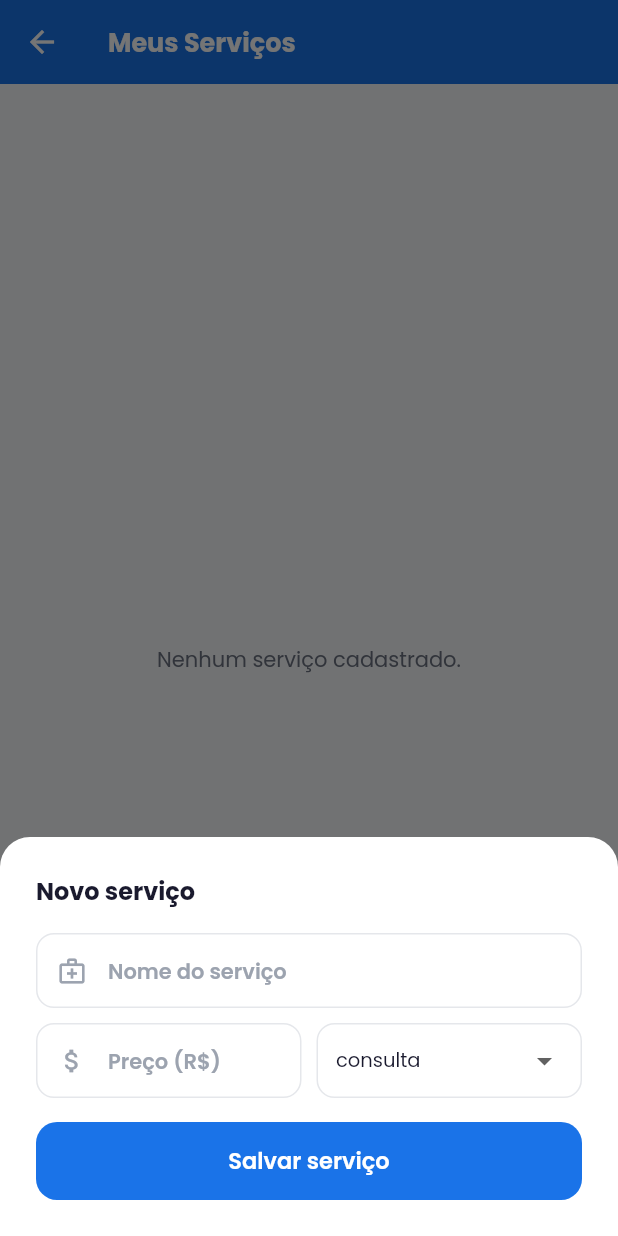
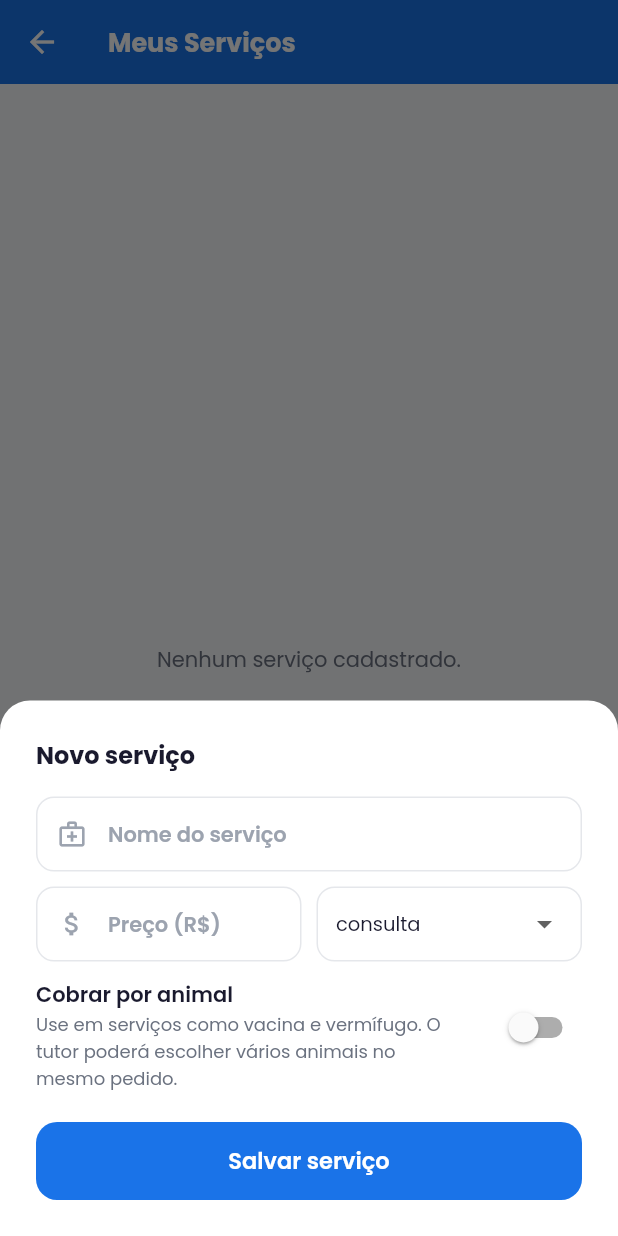
Before and after one commit to vetvemaplicativo/vetvem-pro, a Flutter app: the _ServicosTab screen opened directly, after a tap on "Novo serviço", on a phone screen of 412 x 824 dp. Run offline on Flutter 3.47's test engine with Material 3 defaults, Android fonts, the phone set to English and light mode, and no system bars; our stand-ins replace cloud_firestore, connectivity_plus, firebase_analytics, firebase_auth, firebase_core, firebase_messaging and 7 more; accounts and stored records are empty.

Commit message:
Pro 1.0.12+43: servico cobrado por animal (valor do adicional opcional), edicao de servico, pedido com varios animais no atendimento
Co-Authored-By: Claude Sonnet 5.5 <noreply@anthropic.com>

```diff
--- a/lib/app/modules/home/home_view.dart
+++ b/lib/app/modules/home/home_view.dart
@@ -13,6 +13,7 @@ import '../../widgets/shimmer.dart';
 import '../auth/register/register_controller.dart' show RegisterController;
 import 'home_controller.dart';
 import 'profile_extras.dart';
+import 'service_sheet.dart';
 
 class HomeView extends GetView<HomeController> {
   const HomeView({super.key});
@@ -1512,19 +1513,21 @@ class _InfoChip extends StatelessWidget {
 class _ServicosTab extends StatelessWidget {
   const _ServicosTab();
 
-  void _addService(BuildContext context, HomeController ctrl) {
-    final nameCtrl = TextEditingController();
-    final priceCtrl = TextEditingController();
+  void _openService(BuildContext context, HomeController ctrl, {int? index}) {
     showModalBottomSheet(
       context: context,
       isScrollControlled: true,
       backgroundColor: Colors.transparent,
-      builder: (_) => _AddServiceSheet(
-        nameCtrl: nameCtrl,
-        priceCtrl: priceCtrl,
-        onSave: (name, price, unit) {
-          if (name.isEmpty || price.isEmpty) return;
-          ctrl.addService(name, price, unit);
+      builder: (_) => ServiceSheet(
+        initial: index == null ? null : ctrl.services[index],
+        onSave: (name, price, unit, perAnimal, extra) {
+          if (index == null) {
+            ctrl.addService(name, price, unit,
+                perAnimal: perAnimal, additionalPrice: extra);
+          } else {
+            ctrl.updateService(index, name, price, unit,
+                perAnimal: perAnimal, additionalPrice: extra);
+          }
         },
       ),
     );
@@ -1555,7 +1558,10 @@ class _ServicosTab extends StatelessWidget {
               separatorBuilder: (_, __) => const SizedBox(height: 10),
               itemBuilder: (context, i) {
                 final s = ctrl.services[i];
-                return Container(
+                return InkWell(
+                  borderRadius: BorderRadius.circular(14),
+                  onTap: () => _openService(context, ctrl, index: i),
+                  child: Container(
                   padding: const EdgeInsets.all(14),
                   decoration: BoxDecoration(
                     color: Colors.white,
@@ -1592,6 +1598,18 @@ class _ServicosTab extends StatelessWidget {
                                     fontSize: 13,
                                     color: AppColors.primary,
                                     fontWeight: FontWeight.w600)),
+                            if (s['perAnimal'] == '1')
+                              Padding(
+                                padding: const EdgeInsets.only(top: 3),
+                                child: Text(
+                                  (s['additionalPrice'] ?? '').isNotEmpty
+                                      ? 'Por animal · adicional R\$ ${s['additionalPrice']}'
+                                      : 'Por animal · mesmo valor em todos',
+                                  style: const TextStyle(
+                                      fontSize: 11,
+                                      color: AppColors.textMedium),
+                                ),
+                              ),
                           ],
                         ),
                       ),
@@ -1604,125 +1622,16 @@ class _ServicosTab extends StatelessWidget {
                       ),
                     ],
                   ),
+                  ),
                 );
               },
             )),
       floatingActionButton: FloatingActionButton.extended(
-        onPressed: () => _addService(context, ctrl),
+        onPressed: () => _openService(context, ctrl),
         backgroundColor: AppColors.primary,
         icon: const Icon(Icons.add, color: Colors.white),
         label: const Text('Novo serviço',
             style: TextStyle(color: Colors.white, fontFamily: 'Poppins')),
-      ),
-    );
-  }
-}
-
-class _AddServiceSheet extends StatefulWidget {
-  final TextEditingController nameCtrl, priceCtrl;
-  final void Function(String, String, String) onSave;
-  const _AddServiceSheet(
-      {required this.nameCtrl,
-      required this.priceCtrl,
-      required this.onSave});
-
-  @override
-  State<_AddServiceSheet> createState() => _AddServiceSheetState();
-}
-
-class _AddServiceSheetState extends State<_AddServiceSheet> {
-  String _unit = 'consulta';
-  static const _units = [
-    'consulta', 'sessão', 'hora', 'dose', 'serviço', 'pacote'
-  ];
-
-  @override
-  Widget build(BuildContext context) {
-    return Padding(
-      padding: EdgeInsets.only(
-          bottom: MediaQuery.of(context).viewInsets.bottom),
-      child: Container(
-        decoration: const BoxDecoration(
-          color: Colors.white,
-          borderRadius:
-              BorderRadius.vertical(top: Radius.circular(20)),
-        ),
-        padding: const EdgeInsets.all(24),
-        child: Column(
-          mainAxisSize: MainAxisSize.min,
-          crossAxisAlignment: CrossAxisAlignment.start,
-          children: [
-            const Text('Novo serviço',
-                style: TextStyle(
-                    fontSize: 16,
-                    fontWeight: FontWeight.bold,
-                    color: AppColors.textDark)),
-            const SizedBox(height: 16),
-            TextField(
-              controller: widget.nameCtrl,
-              decoration: const InputDecoration(
-                  hintText: 'Nome do serviço',
-                  prefixIcon: Icon(Icons.medical_services_outlined,
-                      size: 20, color: AppColors.textLight)),
-            ),
-            const SizedBox(height: 10),
-            Row(
-              children: [
-                Expanded(
-                  child: TextField(
-                    controller: widget.priceCtrl,
-                    keyboardType: TextInputType.number,
-                    decoration: const InputDecoration(
-                        hintText: 'Preço (R\$)',
-                        prefixIcon: Icon(Icons.attach_money,
-                            size: 20,
-                            color: AppColors.textLight)),
-                  ),
-                ),
-                const SizedBox(width: 10),
-                Expanded(
-                  child: StatefulBuilder(
-                    builder: (_, ss) => Container(
-                      decoration: BoxDecoration(
-                        color: Colors.white,
-                        borderRadius: BorderRadius.circular(12),
-                        border: Border.all(
-                            color: const Color(0xFFE5E7EB)),
-                      ),
-                      padding: const EdgeInsets.symmetric(
-                          horizontal: 12),
-                      child: DropdownButtonHideUnderline(
-                        child: DropdownButton<String>(
-                          value: _unit,
-                          isExpanded: true,
-                          style: const TextStyle(
-                              fontSize: 13,
-                              color: AppColors.textDark,
-                              fontFamily: 'Poppins'),
-                          items: _units
-                              .map((u) => DropdownMenuItem(
-                                  value: u, child: Text(u)))
-                              .toList(),
-                          onChanged: (v) =>
-                              ss(() => _unit = v ?? 'consulta'),
-                        ),
-                      ),
-                    ),
-                  ),
-                ),
-              ],
-            ),
-            const SizedBox(height: 16),
-            ElevatedButton(
-              onPressed: () {
-                widget.onSave(widget.nameCtrl.text.trim(),
-                    widget.priceCtrl.text.trim(), _unit);
-                Get.back();
-              },
-              child: const Text('Salvar serviço'),
-            ),
-          ],
-        ),
       ),
     );
   }
--- /dev/null
+++ b/lib/app/modules/home/service_sheet.dart
@@ -0,0 +1,220 @@
+import 'package:flutter/material.dart';
+import 'package:get/get.dart';
+import '../../theme/app_theme.dart';
+
+typedef ServiceSave = void Function(
+    String name, String price, String unit, bool perAnimal, String additionalPrice);
+
+/// Cadastro/edição de serviço. "Cobrar por animal" faz o tutor poder escolher
+/// vários animais no mesmo pedido (vacina, vermífugo...). O servidor calcula o
+/// total: preço no 1º animal + (animais - 1) x valor do adicional (se vazio,
+/// o mesmo preço para todos).
+class ServiceSheet extends StatefulWidget {
+  final Map<String, String>? initial; // != null: editando
+  final ServiceSave onSave;
+  const ServiceSheet({super.key, this.initial, required this.onSave});
+
+  @override
+  State<ServiceSheet> createState() => _ServiceSheetState();
+}
+
+class _ServiceSheetState extends State<ServiceSheet> {
+  static const _units = ['consulta', 'sessão', 'hora', 'dose', 'serviço', 'pacote'];
+
+  late final TextEditingController _name;
+  late final TextEditingController _price;
+  late final TextEditingController _extra;
+  late String _unit;
+  late bool _perAnimal;
+
+  @override
+  void initState() {
+    super.initState();
+    final s = widget.initial;
+    _name = TextEditingController(text: s?['name'] ?? '');
+    _price = TextEditingController(text: s?['price'] ?? '');
+    _extra = TextEditingController(text: s?['additionalPrice'] ?? '');
+    _unit = _units.contains(s?['unit']) ? s!['unit']! : 'consulta';
+    _perAnimal = s?['perAnimal'] == '1';
+  }
+
+  @override
+  void dispose() {
+    _name.dispose();
+    _price.dispose();
+    _extra.dispose();
+    super.dispose();
+  }
+
+  static double? _num(String t) => double.tryParse(t.trim().replaceAll(',', '.'));
+
+  static String _money(double v) =>
+      'R\$ ${v.toStringAsFixed(2).replaceAll('.', ',')}';
+
+  String get _example {
+    final price = _num(_price.text);
+    if (price == null || price <= 0) {
+      return 'Preencha o preço acima para ver um exemplo.';
+    }
+    final extra = (_extra.text.trim().isEmpty ? null : _num(_extra.text)) ?? price;
+    final total = price + 2 * extra;
+    return 'Exemplo com 3 animais: ${_money(price)} + 2 × ${_money(extra)} = ${_money(total)}';
+  }
+
+  @override
+  Widget build(BuildContext context) {
+    final editing = widget.initial != null;
+    return Padding(
+      padding: EdgeInsets.only(bottom: MediaQuery.of(context).viewInsets.bottom),
+      child: Container(
+        decoration: const BoxDecoration(
+          color: Colors.white,
+          borderRadius: BorderRadius.vertical(top: Radius.circular(20)),
+        ),
+        padding: const EdgeInsets.all(24),
+        child: SingleChildScrollView(
+          child: Column(
+            mainAxisSize: MainAxisSize.min,
+            crossAxisAlignment: CrossAxisAlignment.start,
+            children: [
+              Text(editing ? 'Editar serviço' : 'Novo serviço',
+                  style: const TextStyle(
+                      fontSize: 16,
+                      fontWeight: FontWeight.bold,
+                      color: AppColors.textDark)),
+              const SizedBox(height: 16),
+              TextField(
+                controller: _name,
+                decoration: const InputDecoration(
+                    hintText: 'Nome do serviço',
+                    prefixIcon: Icon(Icons.medical_services_outlined,
+                        size: 20, color: AppColors.textLight)),
+              ),
+              const SizedBox(height: 10),
+              Row(
+                children: [
+                  Expanded(
+                    child: TextField(
+                      controller: _price,
+                      keyboardType:
+                          const TextInputType.numberWithOptions(decimal: true),
+                      onChanged: (_) => setState(() {}),
+                      decoration: const InputDecoration(
+                          hintText: 'Preço (R\$)',
+                          prefixIcon: Icon(Icons.attach_money,
+                              size: 20, color: AppColors.textLight)),
+                    ),
+                  ),
+                  const SizedBox(width: 10),
+                  Expanded(
+                    child: Container(
+                      decoration: BoxDecoration(
+                        color: Colors.white,
+                        borderRadius: BorderRadius.circular(12),
+                        border: Border.all(color: const Color(0xFFE5E7EB)),
+                      ),
+                      padding: const EdgeInsets.symmetric(horizontal: 12),
+                      child: DropdownButtonHideUnderline(
+                        child: DropdownButton<String>(
+                          value: _unit,
+                          isExpanded: true,
+                          style: const TextStyle(
+                              fontSize: 13,
+                              color: AppColors.textDark,
+                              fontFamily: 'Poppins'),
+                          items: _units
+                              .map((u) =>
+                                  DropdownMenuItem(value: u, child: Text(u)))
+                              .toList(),
+                          onChanged: (v) =>
+                              setState(() => _unit = v ?? 'consulta'),
+                        ),
+                      ),
+                    ),
+                  ),
+                ],
+              ),
+              const SizedBox(height: 8),
+              SwitchListTile(
+                contentPadding: EdgeInsets.zero,
+                value: _perAnimal,
+                activeThumbColor: AppColors.primary,
+                onChanged: (v) => setState(() => _perAnimal = v),
+                title: const Text('Cobrar por animal',
+                    style: TextStyle(fontSize: 14, fontWeight: FontWeight.w600)),
+                subtitle: const Text(
+                  'Use em serviços como vacina e vermífugo. O tutor poderá escolher vários animais no mesmo pedido.',
+                  style: TextStyle(fontSize: 12, color: AppColors.textMedium),
+                ),
+              ),
+              if (_perAnimal) ...[
+                const SizedBox(height: 6),
+                TextField(
+                  controller: _extra,
+                  keyboardType:
+                      const TextInputType.numberWithOptions(decimal: true),
+                  onChanged: (_) => setState(() {}),
+                  decoration: const InputDecoration(
+                      hintText: 'Valor de cada animal adicional (opcional)',
+                      prefixIcon: Icon(Icons.attach_money,
+                          size: 20, color: AppColors.textLight)),
+                ),
+                const SizedBox(height: 10),
+                Container(
+                  width: double.infinity,
+                  padding: const EdgeInsets.all(12),
+                  decoration: BoxDecoration(
+                    color: AppColors.primary.withValues(alpha: 0.08),
+                    borderRadius: BorderRadius.circular(12),
+                  ),
+                  child: Column(
+                    crossAxisAlignment: CrossAxisAlignment.start,
+                    children: [
+                      Text(_example,
+                          style: const TextStyle(
+                              fontSize: 12, fontWeight: FontWeight.w600)),
+                      const SizedBox(height: 6),
+                      const Text(
+                        'O preço acima vale para o 1º animal. Se quiser dar desconto para os demais, informe o valor de cada animal adicional. '
+                        'Deixe em branco para cobrar o mesmo valor em todos.\n'
+                        'Acima de 10 animais, o app sugere ao tutor pedir um orçamento.',
+                        style: TextStyle(
+                            fontSize: 11,
+                            height: 1.4,
+                            color: AppColors.textMedium),
+                      ),
+                    ],
+                  ),
+                ),
+              ],
+              const SizedBox(height: 16),
+              ElevatedButton(
+                onPressed: () {
+                  final name = _name.text.trim();
+                  final price = _price.text.trim();
+                  if (name.isEmpty || price.isEmpty) {
+                    Get.snackbar('Campos obrigatórios', 'Informe o nome e o preço.',
+                        snackPosition: SnackPosition.BOTTOM);
+                    return;
+                  }
+                  if (_perAnimal &&
+                      _extra.text.trim().isNotEmpty &&
+                      _num(_extra.text) == null) {
+                    Get.snackbar('Valor inválido',
+                        'O valor do animal adicional precisa ser um número.',
+                        snackPosition: SnackPosition.BOTTOM);
+                    return;
+                  }
+                  widget.onSave(name, price, _unit, _perAnimal,
+                      _perAnimal ? _extra.text.trim() : '');
+                  Get.back();
+                },
+                child: const Text('Salvar serviço'),
+              ),
+            ],
+          ),
+        ),
+      ),
+    );
+  }
+}
--- a/pubspec.yaml
+++ b/pubspec.yaml
@@ -2,7 +2,7 @@ name: vetvem_pro
 description: "VetVem Pro - Gerencie seus atendimentos veterinários a domicílio."
 publish_to: 'none'
 
-version: 1.0.11+42
+version: 1.0.12+43
 
 environment:
   sdk: ^3.12.1
```
Also changed, not shown: lib/app/modules/home/appointment_detail_view.dart (+55 -0 lines), lib/app/modules/home/home_controller.dart (+47 -4 lines).
